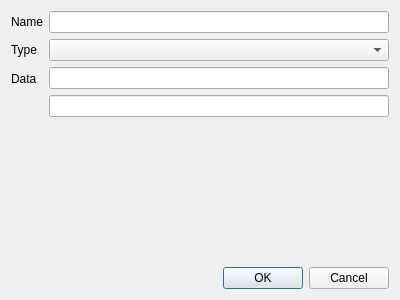
The window that src/gui/forms/declarations/variabledialog.ui (caozhongxiao/espreso) describes before a commit, drawn with Qt 5.
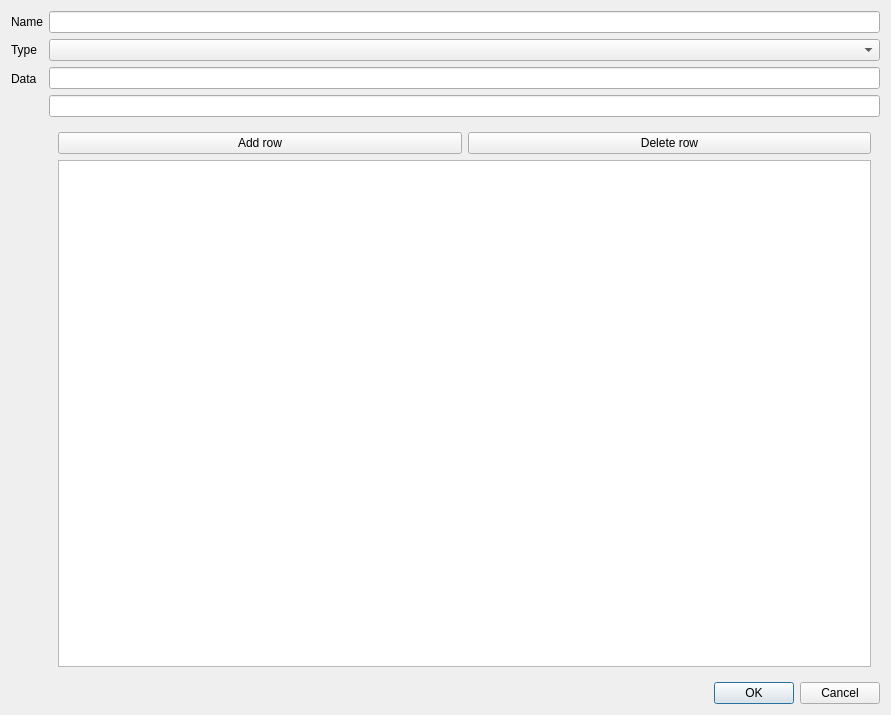
The same window after the commit.

Commit message: ENH: [GUI] Variable type Table support

The edit to the form file:
```diff
--- a/src/gui/forms/declarations/variabledialog.ui
+++ b/src/gui/forms/declarations/variabledialog.ui
@@ -6,8 +6,8 @@
    <rect>
     <x>0</x>
     <y>0</y>
-    <width>400</width>
-    <height>300</height>
+    <width>891</width>
+    <height>715</height>
    </rect>
   </property>
   <property name="windowTitle">
@@ -51,6 +51,33 @@
        <item>
         <widget class="QLineEdit" name="editFunction"/>
        </item>
+       <item>
+        <widget class="QFrame" name="frameTable">
+         <layout class="QVBoxLayout" name="verticalLayout_3">
+          <item>
+           <layout class="QHBoxLayout" name="horizontalLayout">
+            <item>
+             <widget class="QPushButton" name="btnTableAdd">
+              <property name="text">
+               <string>Add row</string>
+              </property>
+             </widget>
+            </item>
+            <item>
+             <widget class="QPushButton" name="btnTableDel">
+              <property name="text">
+               <string>Delete row</string>
+              </property>
+             </widget>
+            </item>
+           </layout>
+          </item>
+          <item>
+           <widget class="QTableView" name="tblTable"/>
+          </item>
+         </layout>
+        </widget>
+       </item>
       </layout>
      </item>
     </layout>
```
The commit also changes 6 other files.
